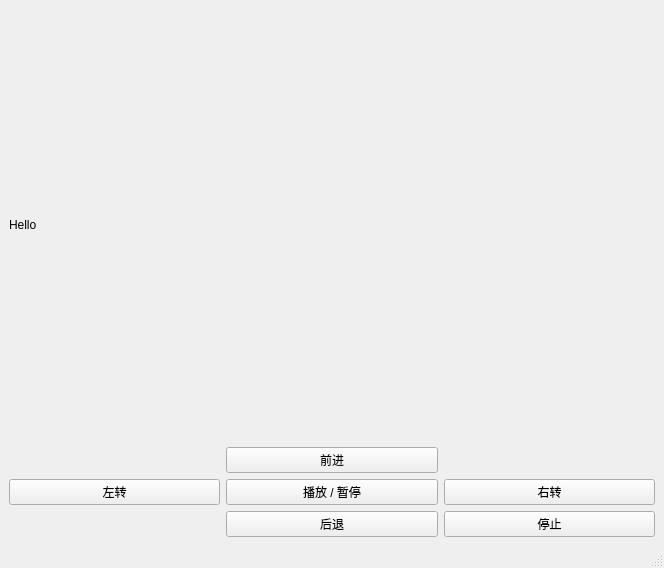
Old version of the form src/server/mwin.ui in the repository xxcosmos/RispberryProject.
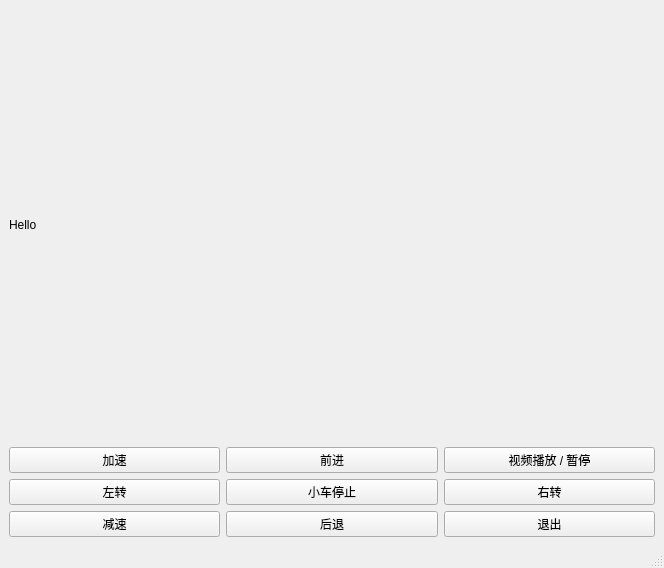
New version of the form.

Patch:
```diff
--- a/src/server/mwin.ui
+++ b/src/server/mwin.ui
@@ -24,13 +24,6 @@
         </property>
        </widget>
       </item>
-      <item row="2" column="1">
-       <widget class="QPushButton" name="start_button">
-        <property name="text">
-         <string>播放 / 暂停</string>
-        </property>
-       </widget>
-      </item>
       <item row="3" column="1">
        <widget class="QPushButton" name="backward_button">
         <property name="text">
@@ -52,17 +45,45 @@
         </property>
        </widget>
       </item>
-      <item row="0" column="0" colspan="2">
+      <item row="0" column="0" colspan="3">
        <widget class="QLabel" name="video_frame">
         <property name="text">
          <string>Hello</string>
         </property>
        </widget>
       </item>
-      <item row="3" column="2">
+      <item row="2" column="1">
        <widget class="QPushButton" name="stop_button">
         <property name="text">
-         <string>停止</string>
+         <string>小车停止</string>
+        </property>
+       </widget>
+      </item>
+      <item row="3" column="0">
+       <widget class="QPushButton" name="sub_speed_button">
+        <property name="text">
+         <string>减速</string>
+        </property>
+       </widget>
+      </item>
+      <item row="1" column="0">
+       <widget class="QPushButton" name="add_speed_button">
+        <property name="text">
+         <string>加速</string>
+        </property>
+       </widget>
+      </item>
+      <item row="1" column="2">
+       <widget class="QPushButton" name="start_button">
+        <property name="text">
+         <string>视频播放 / 暂停</string>
+        </property>
+       </widget>
+      </item>
+      <item row="3" column="2">
+       <widget class="QPushButton" name="exit_button">
+        <property name="text">
+         <string>退出</string>
         </property>
        </widget>
       </item>
```
